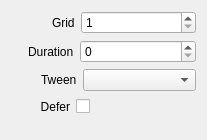
Qt form src/Widgets/Inspector/InspectorGridWidget.ui (CasparCG/client) before a commit.
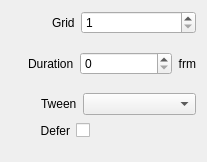
The same form after that commit.

Commit message: Added description text to duration properties in the inspector panel.

Patch:
```diff
--- a/src/Widgets/Inspector/InspectorGridWidget.ui
+++ b/src/Widgets/Inspector/InspectorGridWidget.ui
@@ -7,7 +7,7 @@
     <x>0</x>
     <y>0</y>
     <width>207</width>
-    <height>140</height>
+    <height>162</height>
    </rect>
   </property>
   <property name="sizePolicy">
@@ -95,6 +95,16 @@
        </property>
       </widget>
      </item>
+     <item>
+      <widget class="QLabel" name="labelFrm1">
+       <property name="text">
+        <string>frm</string>
+       </property>
+       <property name="alignment">
+        <set>Qt::AlignRight|Qt::AlignTrailing|Qt::AlignVCenter</set>
+       </property>
+      </widget>
+     </item>
     </layout>
    </item>
    <item>
```
The commit also changes 14 other files.
